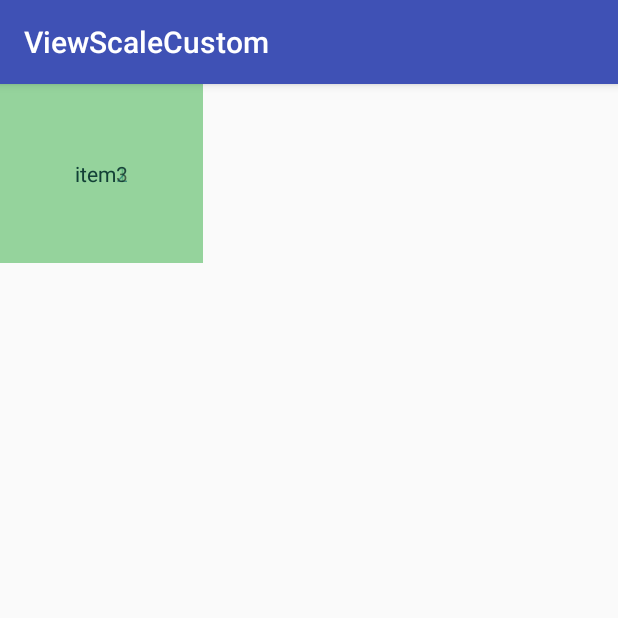
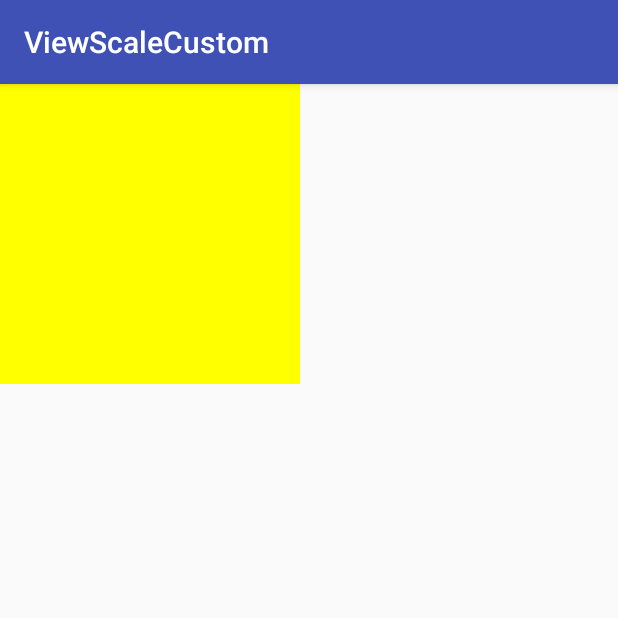
Before and after one commit to Blankeer/ViewScaleCustom, an Android app: the screen it shows after launch (MainActivity), on a phone screen of 412 x 824 dp, the top half of it. Run offline under Robolectric (Android 15) with nearby library versions, the phone set to English and light mode, and no system bars.

```diff
--- a/app/src/main/java/com/blanke/viewscalecustom/MainActivity.java
+++ b/app/src/main/java/com/blanke/viewscalecustom/MainActivity.java
@@ -4,10 +4,13 @@ import android.support.v7.app.AppCompatActivity;
 import android.os.Bundle;
 
 public class MainActivity extends AppCompatActivity {
+    private MyLayout mylayout;
 
     @Override
     protected void onCreate(Bundle savedInstanceState) {
         super.onCreate(savedInstanceState);
         setContentView(R.layout.activity_main);
+        mylayout = (MyLayout) findViewById(R.id.mylayout);
+        mylayout.addRoom(new Room(200, 180, 300, 300));
     }
 }
--- a/app/src/main/java/com/blanke/viewscalecustom/MyLayout.java
+++ b/app/src/main/java/com/blanke/viewscalecustom/MyLayout.java
@@ -1,7 +1,9 @@
 package com.blanke.viewscalecustom;
 
+import android.animation.ValueAnimator;
 import android.annotation.TargetApi;
 import android.content.Context;
+import android.graphics.Color;
 import android.graphics.Point;
 import android.graphics.Rect;
 import android.os.Build;
@@ -43,6 +45,12 @@ public class MyLayout extends FrameLayout {
     public MyLayout(Context context, AttributeSet attrs, int defStyleAttr, int defStyleRes) {
         super(context, attrs, defStyleAttr, defStyleRes);
         initViewDragHelper();
+        postDelayed(new Runnable() {
+            @Override
+            public void run() {
+//                animChangeViewSize(getChildAt(0), 1.1F);
+            }
+        }, 3000);
     }
 
     private void initViewDragHelper() {
@@ -136,6 +144,15 @@ public class MyLayout extends FrameLayout {
         rect.bottom += mMinDivWidth;
     }
 
+    public void addRoom(Room room) {
+        MyView view = new MyView(getContext());
+        view.setBackgroundColor(Color.YELLOW);
+        addView(view, room.getWidth(), room.getHeight());
+        view.layout(room.getLeft(), room.getTop(),
+                room.getLeft() + room.getWidth(),
+                room.getTop() + room.getHeight());
+    }
+
     private boolean isConvertView(View view) {
         Rect sourceRect = new Rect();
         Rect tempRect = new Rect();
@@ -166,12 +183,37 @@ public class MyLayout extends FrameLayout {
         }
     }
 
-    private void chageViewSize(View v, int scale) {
-        v.layout(v.getLeft() - scale, v.getTop() - scale, v.getRight() + scale, v.getBottom() + scale);
+    private void animChangeViewSize(final View v, final float scale) {
+        final int startX = v.getWidth();
+        ValueAnimator valueAnimator = ValueAnimator.ofFloat(0, scale - 1);
+        valueAnimator.addUpdateListener(new ValueAnimator.AnimatorUpdateListener() {
+            @Override
+            public void onAnimationUpdate(ValueAnimator animation) {
+                float value = (float) animation.getAnimatedValue();
+                Log.d("Mylayout view anim ", value + "，" + startX + "," + startX * value);
+                chageViewSize(v, (int) (startX * value));
+            }
+        });
+        valueAnimator.start();
+    }
+
+    private void chageViewSize(View v, int dx) {
+//        v.layout(v.getLeft() - dx, v.getTop() - dx, v.getRight() + dx, v.getBottom() + dx);
+        int w = v.getWidth() + dx;
+        int h = v.getHeight() + dx;
+//        v.invalidate();
+//        RelativeLayout.LayoutParams lp = (LayoutParams) v.getLayoutParams();
+//        Log.d("Mylayout view anim ", dx + "");
+//        lp.width += dx;
+//        lp.height += dx;
+//        v.requestLayout();
+//        v.setLayoutParams(lp);
+//        v.postInvalidate();
     }
 
     @Override
     public boolean onTouchEvent(MotionEvent event) {
+        View view = getChildAt(0);
         if (event.getAction() == MotionEvent.ACTION_DOWN) {
             baseValue = 0;
             last_x = event.getRawX();
@@ -188,12 +230,11 @@ public class MyLayout extends FrameLayout {
                         float scale = value - baseValue;// 当前两点间的距离除以手指落下时两点间的距离就是需要缩放的比例。
                         Log.d("onTouchEvent", scale + "");
                         int d = (int) (scale / 200);
-                        View view = getChildAt(0);
+
                         mLastPoint = new Point();
                         mLastPoint.set(view.getLeft(), view.getTop());
                         mNextPoint.set(view.getLeft() - d, view.getTop() - d);
                         chageViewSize(view, d);
-                        mDragCallBack.onViewReleased(view, 0, 0);
                     }
                 }
             } else if (event.getPointerCount() == 1) {
--- /dev/null
+++ b/app/src/main/java/com/blanke/viewscalecustom/Room.java
@@ -0,0 +1,48 @@
+package com.blanke.viewscalecustom;
+
+/**
+ * Created by blanke on 16-6-14.
+ */
+public class Room {
+    private int left, top;
+    private int width, height;
+
+    public Room(int left, int top, int width, int height) {
+        this.left = left;
+        this.top = top;
+        this.width = width;
+        this.height = height;
+    }
+
+    public int getLeft() {
+        return left;
+    }
+
+    public void setLeft(int left) {
+        this.left = left;
+    }
+
+    public int getTop() {
+        return top;
+    }
+
+    public void setTop(int top) {
+        this.top = top;
+    }
+
+    public int getWidth() {
+        return width;
+    }
+
+    public void setWidth(int width) {
+        this.width = width;
+    }
+
+    public int getHeight() {
+        return height;
+    }
+
+    public void setHeight(int height) {
+        this.height = height;
+    }
+}
--- a/app/src/main/res/layout/activity_main.xml
+++ b/app/src/main/res/layout/activity_main.xml
@@ -3,27 +3,28 @@
     xmlns:tools="http://schemas.android.com/tools"
     android:layout_width="match_parent"
     android:layout_height="match_parent"
+    android:id="@+id/mylayout"
     tools:context="com.blanke.viewscalecustom.MainActivity">
 
     <TextView
-        android:layout_width="wrap_content"
-        android:layout_height="wrap_content"
+        android:layout_width="70dp"
+        android:layout_height="70dp"
         android:background="#66ff0000"
         android:clickable="true"
         android:padding="50dp"
         android:text="item1" />
 
     <TextView
-        android:layout_width="wrap_content"
-        android:layout_height="wrap_content"
+        android:layout_width="70dp"
+        android:layout_height="70dp"
         android:background="#66eeff00"
         android:clickable="true"
         android:padding="50dp"
         android:text="item2" />
 
     <TextView
-        android:layout_width="wrap_content"
-        android:layout_height="wrap_content"
+        android:layout_width="70dp"
+        android:layout_height="70dp"
         android:background="#6600eeff"
         android:clickable="true"
         android:padding="50dp"
```
